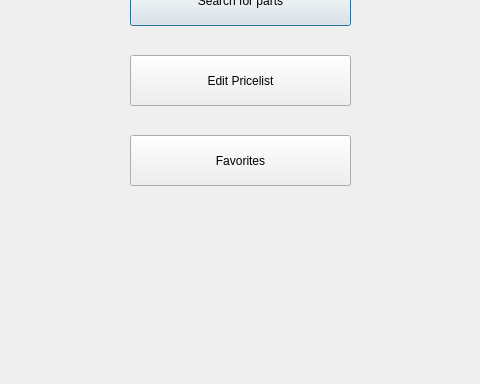
Before: the Qt Designer form MainWindow.ui in BocMaN77703/CourseWorkSem3, drawn with Qt 5; both pictures show x 200 to 680 and y 162 to 546 of the 883 by 546 pixel window.
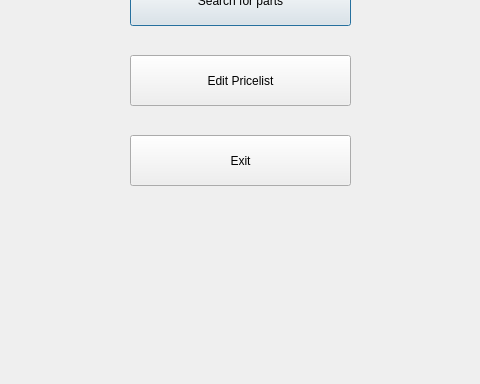
After: the same form once the commit is applied. Icons and pictures are not drawn.

Diff of the .ui file:
```diff
--- a/MainWindow.ui
+++ b/MainWindow.ui
@@ -82,7 +82,7 @@
      </rect>
     </property>
     <property name="text">
-     <string>Favorites</string>
+     <string>Exit</string>
     </property>
    </widget>
   </widget>
```
Left out of the diff: 2 changed lines with no effect on the pictures.
